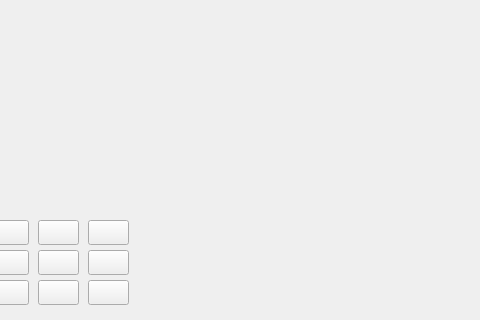
MaximTarutin/tictactoe-net, file mainwindow.ui: the form before one commit; both pictures show x 132 to 612 and y 0 to 320 of the 800 by 600 pixel window.
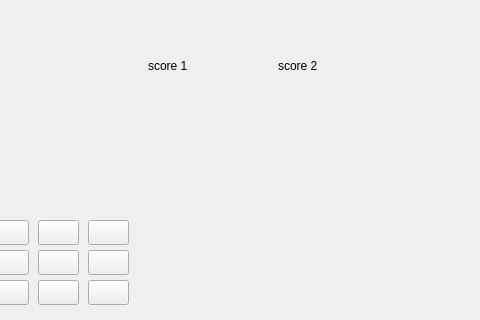
The form after the commit.

```diff
--- a/mainwindow.ui
+++ b/mainwindow.ui
@@ -144,6 +144,32 @@
      <string/>
     </property>
    </widget>
+   <widget class="QLabel" name="label_score_1">
+    <property name="geometry">
+     <rect>
+      <x>280</x>
+      <y>50</y>
+      <width>54</width>
+      <height>31</height>
+     </rect>
+    </property>
+    <property name="text">
+     <string>score 1</string>
+    </property>
+   </widget>
+   <widget class="QLabel" name="label_score_2">
+    <property name="geometry">
+     <rect>
+      <x>410</x>
+      <y>50</y>
+      <width>54</width>
+      <height>31</height>
+     </rect>
+    </property>
+    <property name="text">
+     <string>score 2</string>
+    </property>
+   </widget>
   </widget>
  </widget>
  <resources/>
```
